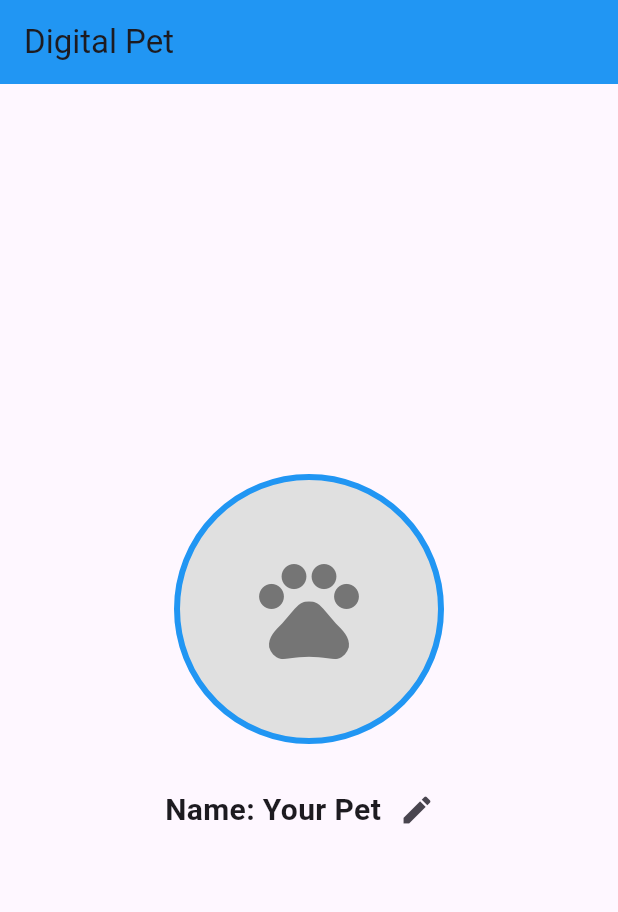
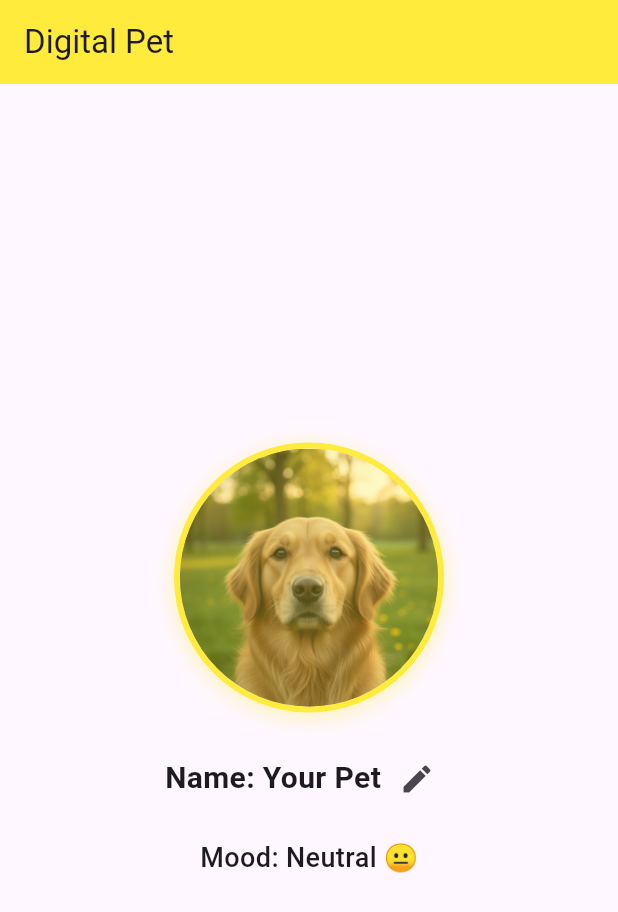
Before and after one commit to jithu2111/act5, a Flutter app: the screen it shows after launch, on a phone screen of 412 x 824 dp. Shown: the top 912 px of the screen. Run offline on Flutter 3.47's test engine with Material 3 defaults, Android fonts, the phone set to English and light mode, and no system bars.

Commit message:
Mood system and visual feedback

```diff
--- a/lib/main.dart
+++ b/lib/main.dart
@@ -19,6 +19,7 @@ class DigitalPetApp extends StatefulWidget {
 
 class DigitalPetAppState extends State<DigitalPetApp> {
   String petName = "Your Pet";
+  int happinessLevel = 50;
   bool isEditingName = false;
   TextEditingController nameController = TextEditingController();
 
@@ -26,6 +27,24 @@ class DigitalPetAppState extends State<DigitalPetApp> {
   void dispose() {
     nameController.dispose();
     super.dispose();
+  }
+
+  Color _getPetColor() {
+    if (happinessLevel > 70) return Colors.green;
+    if (happinessLevel >= 30) return Colors.yellow;
+    return Colors.red;
+  }
+
+  String _getMoodText() {
+    if (happinessLevel > 70) return "Happy 😊";
+    if (happinessLevel >= 30) return "Neutral 😐";
+    return "Unhappy 😢";
+  }
+
+  String _getDogImage() {
+    if (happinessLevel > 70) return "assets/images/Happy.png";
+    if (happinessLevel >= 30) return "assets/images/Neutral.png";
+    return "assets/images/Sad.png";
   }
 
   void _toggleNameEdit() {
@@ -47,26 +66,60 @@ class DigitalPetAppState extends State<DigitalPetApp> {
     return Scaffold(
       appBar: AppBar(
         title: Text('Digital Pet'),
-        backgroundColor: Colors.blue,
+        backgroundColor: _getPetColor(),
       ),
       body: Padding(
         padding: EdgeInsets.all(20.0),
         child: Column(
           mainAxisAlignment: MainAxisAlignment.center,
           children: <Widget>[
-            // Pet Image Placeholder
+            // Pet Image with Mood
             Container(
               width: 180,
               height: 180,
               decoration: BoxDecoration(
                 shape: BoxShape.circle,
-                border: Border.all(color: Colors.blue, width: 4),
-                color: Colors.grey[300],
+                border: Border.all(color: _getPetColor(), width: 4),
+                boxShadow: [
+                  BoxShadow(
+                    color: _getPetColor().withOpacity(0.3),
+                    spreadRadius: 2,
+                    blurRadius: 10,
+                    offset: Offset(0, 3),
+                  ),
+                ],
               ),
-              child: Icon(
-                Icons.pets,
-                size: 80,
-                color: Colors.grey[600],
+              child: ClipOval(
+                child: Stack(
+                  children: [
+                    Image.asset(
+                      _getDogImage(),
+                      fit: BoxFit.cover,
+                      width: 180,
+                      height: 180,
+                      errorBuilder: (context, error, stackTrace) {
+                        return Container(
+                          width: 180,
+                          height: 180,
+                          color: Colors.grey[300],
+                          child: Icon(
+                            Icons.pets,
+                            size: 80,
+                            color: _getPetColor(),
+                          ),
+                        );
+                      },
+                    ),
+                    Container(
+                      width: 180,
+                      height: 180,
+                      decoration: BoxDecoration(
+                        color: _getPetColor().withOpacity(0.3),
+                        shape: BoxShape.circle,
+                      ),
+                    ),
+                  ],
+                ),
               ),
             ),
             SizedBox(height: 20),
@@ -101,6 +154,12 @@ class DigitalPetAppState extends State<DigitalPetApp> {
                 ],
               ],
             ),
+
+            SizedBox(height: 16.0),
+            Text(
+              'Mood: ${_getMoodText()}',
+              style: TextStyle(fontSize: 18.0, fontWeight: FontWeight.w500),
+            ),
           ],
         ),
       ),
```
